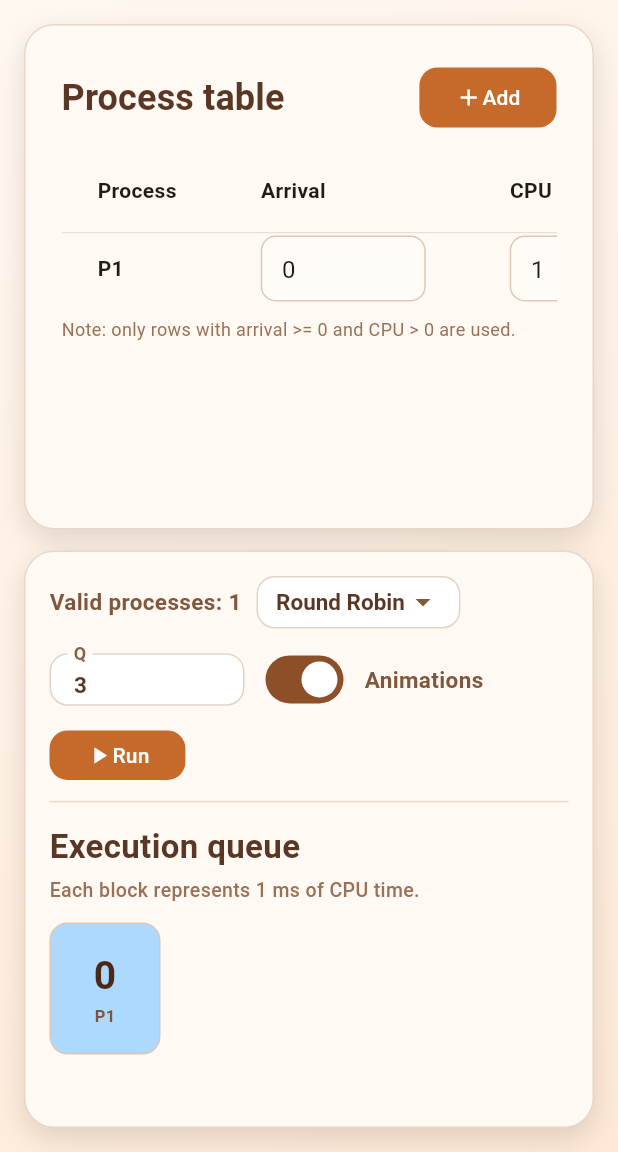
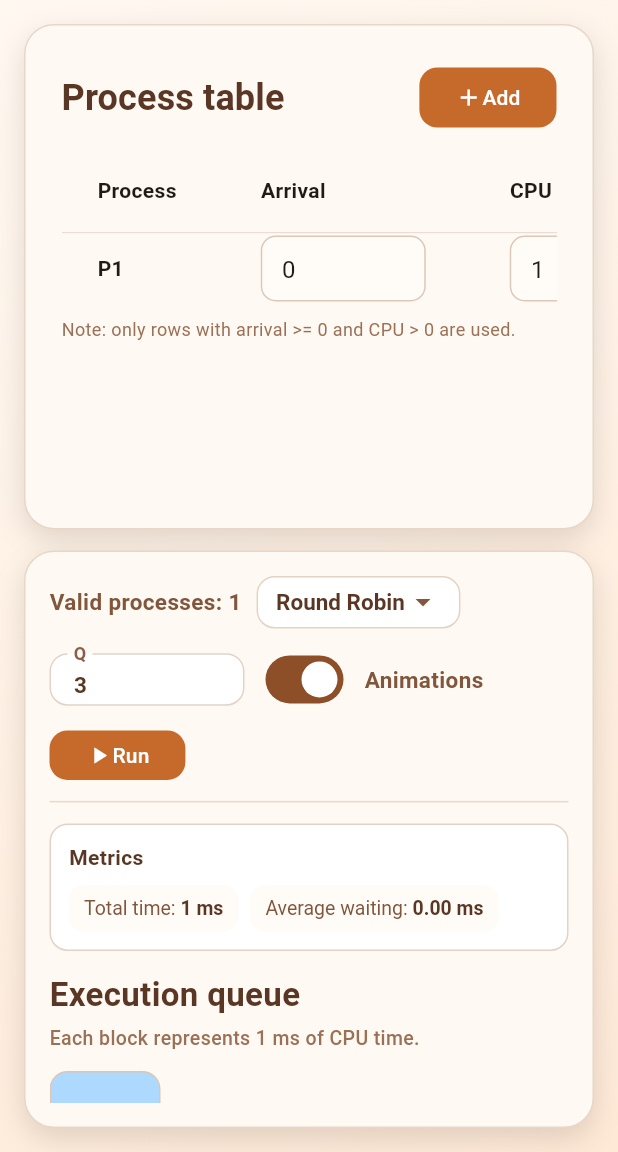
Before and after one commit to dylanroman03/cpu_flow_simulator, a Flutter app: the screen it shows after launch, after a tap on "Add", after a tap on "Run", on a phone screen of 412 x 824 dp, the part 84-1236 px from its top. Run offline on Flutter 3.47's test engine with Material 3 defaults, Android fonts, the phone set to English and light mode, and no system bars; Roboto replaces fonts that are missing (Avenir).

Commit message:
Add simulation result metrics display to CPU flow screen
- Introduced a new SimulationResult entity to hold simulation metrics.
- Updated CPU flow screen to display total time and average waiting time after scheduling algorithms are executed.
- Added localization support for new metrics labels in both English and Spanish.

```diff
--- a/lib/features/cpu_flow/presentation/cpu_flow_screen.dart
+++ b/lib/features/cpu_flow/presentation/cpu_flow_screen.dart
@@ -3,6 +3,7 @@ import 'dart:developer';
 import 'package:cpu_flow_simulator/core/theme/app_theme.dart';
 import 'package:cpu_flow_simulator/features/cpu_flow/domain/entities/process.dart';
 import 'package:cpu_flow_simulator/features/cpu_flow/domain/entities/schedule_slice.dart';
+import 'package:cpu_flow_simulator/features/cpu_flow/domain/entities/simulation_result.dart';
 import 'package:cpu_flow_simulator/features/cpu_flow/domain/use_cases/order_by_fifo_use_case.dart';
 import 'package:cpu_flow_simulator/features/cpu_flow/domain/use_cases/order_by_round_robin_use_case.dart';
 import 'package:cpu_flow_simulator/features/cpu_flow/domain/use_cases/order_by_sjf_use_case.dart';
@@ -29,6 +30,7 @@ class _CpuFlowScreenState extends State<CpuFlowScreen> {
 
   List<Process> processes = <Process>[];
   List<ScheduleSlice> slices = <ScheduleSlice>[];
+  SimulationResult? simulationResult;
 
   final _fifoUseCase = OrderByFifoUseCase();
   final _sjfUseCase = OrderBySjfUseCase();
@@ -52,12 +54,14 @@ class _CpuFlowScreenState extends State<CpuFlowScreen> {
           final result = _fifoUseCase.call(processes);
           setState(() {
             slices = result.slices;
+            simulationResult = result;
           });
           break;
         case _SchedulingAlgorithm.sjf:
           final result = _sjfUseCase.call(processes);
           setState(() {
             slices = result.slices;
+            simulationResult = result;
           });
           break;
         case _SchedulingAlgorithm.roundRobin:
@@ -71,6 +75,7 @@ class _CpuFlowScreenState extends State<CpuFlowScreen> {
           final result = _roundRobinUseCase.call(processes, quantum);
           setState(() {
             slices = result.slices;
+            simulationResult = result;
           });
           break;
       }
@@ -202,6 +207,10 @@ class _CpuFlowScreenState extends State<CpuFlowScreen> {
                   const SizedBox(height: 14),
                   const Divider(color: AppTheme.divider, height: 1),
                   const SizedBox(height: 14),
+                  if (simulationResult != null) ...[
+                    _buildMetricsSummary(simulationResult!, l10n),
+                    const SizedBox(height: 14),
+                  ],
                   Expanded(
                     child: SliceQueueTable(
                       slices: slices,
@@ -327,4 +336,69 @@ class _CpuFlowScreenState extends State<CpuFlowScreen> {
       ),
     );
   }
+
+  Widget _buildMetricsSummary(SimulationResult result, AppLocalizations l10n) {
+    return Container(
+      width: double.infinity,
+      padding: const EdgeInsets.all(12),
+      decoration: BoxDecoration(
+        color: Colors.white,
+        borderRadius: BorderRadius.circular(AppTheme.roundedCornerRadius),
+        border: Border.all(color: AppTheme.selectorBorder),
+      ),
+      child: Column(
+        crossAxisAlignment: CrossAxisAlignment.start,
+        children: [
+          Text(
+            l10n.metricsTitle,
+            style: const TextStyle(
+              color: AppTheme.textPrimary,
+              fontSize: 14,
+              fontWeight: FontWeight.w700,
+            ),
+          ),
+          const SizedBox(height: 8),
+          Wrap(
+            spacing: 8,
+            runSpacing: 8,
+            children: [
+              _buildMetricChip(
+                label: l10n.totalTimeLabel,
+                value: '${result.totalTime} ms',
+              ),
+              _buildMetricChip(
+                label: l10n.averageWaitingTimeLabel,
+                value: '${result.averageWaitingTime.toStringAsFixed(2)} ms',
+              ),
+            ],
+          ),
+        ],
+      ),
+    );
+  }
+
+  Widget _buildMetricChip({required String label, required String value}) {
+    return Container(
+      padding: const EdgeInsets.symmetric(horizontal: 10, vertical: 8),
+      decoration: BoxDecoration(
+        color: AppTheme.inputFill,
+        borderRadius: BorderRadius.circular(10),
+      ),
+      child: RichText(
+        text: TextSpan(
+          style: const TextStyle(color: AppTheme.textSecondary, fontSize: 13),
+          children: [
+            TextSpan(text: '$label: '),
+            TextSpan(
+              text: value,
+              style: const TextStyle(
+                color: AppTheme.textPrimary,
+                fontWeight: FontWeight.w700,
+              ),
+            ),
+          ],
+        ),
+      ),
+    );
+  }
 }
--- a/lib/l10n/app_localizations.dart
+++ b/lib/l10n/app_localizations.dart
@@ -62,6 +62,13 @@ class AppLocalizations {
       ? 'Cada bloque representa 1 ms de CPU.'
       : 'Each block represents 1 ms of CPU time.';
 
+  String get metricsTitle => isSpanish ? 'Metricas' : 'Metrics';
+
+  String get totalTimeLabel => isSpanish ? 'Tiempo total' : 'Total time';
+
+  String get averageWaitingTimeLabel =>
+      isSpanish ? 'Espera promedio' : 'Average waiting';
+
   String get validProcessesPrefix =>
       isSpanish ? 'Procesos validos' : 'Valid processes';
 
```
Also changed, not shown: 4 other files.
